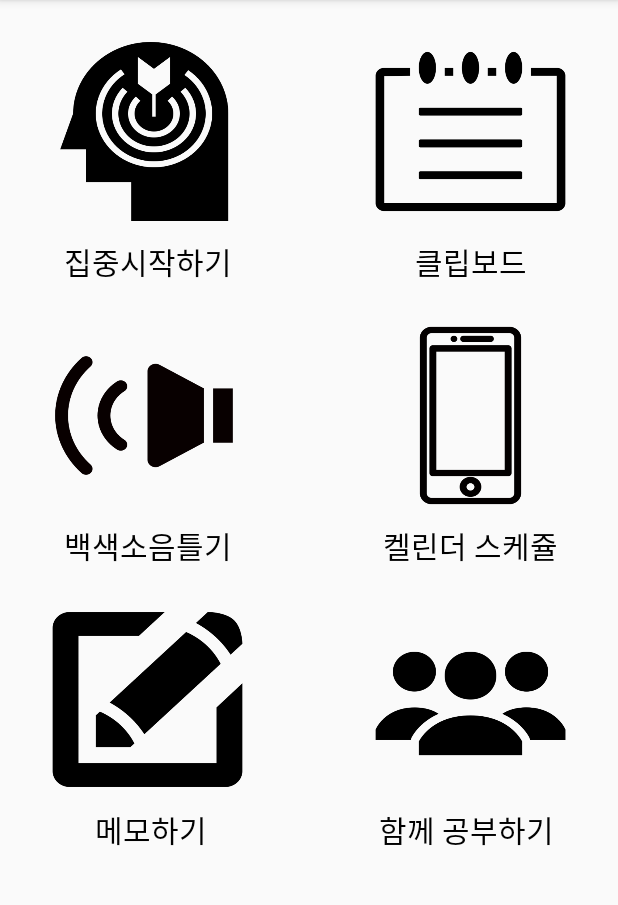
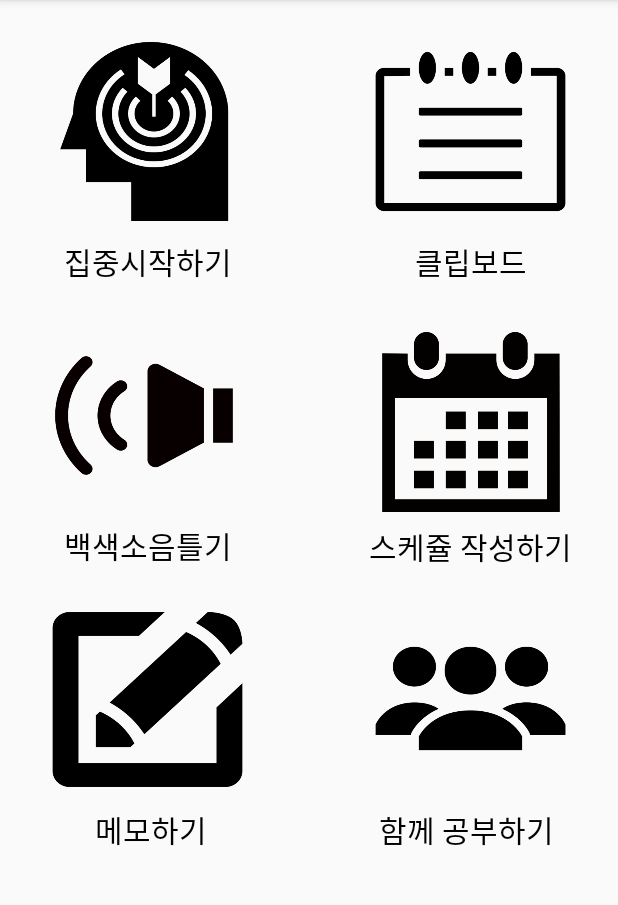
Before and after one commit to groovejumat/MyStudyHelper, an Android app: the screen it shows after launch (MainActivity), on a phone screen of 412 x 824 dp, the part 84-989 px from its top. Run offline under Robolectric (Android 15) with nearby library versions, the phone set to English and light mode, and no system bars.

Commit message:
Second Remedy

```diff
--- a/SampleRelativeLayout/app/src/main/java/org/techtown/samplerelativelayout/AddmemoActivity.java
+++ b/SampleRelativeLayout/app/src/main/java/org/techtown/samplerelativelayout/AddmemoActivity.java
@@ -143,7 +143,7 @@ public class AddmemoActivity extends AppCompatActivity {
                     finish();
                 }
                 else{
-                    Toast.makeText(getApplicationContext(), "제목을 한글자 이상 해주세요.", Toast.LENGTH_LONG).show();
+                    Toast.makeText(getApplicationContext(), "제목을 한글자 이상 입력해주세요.", Toast.LENGTH_LONG).show();
                 }
             }
         });
--- a/SampleRelativeLayout/app/src/main/java/org/techtown/samplerelativelayout/MainActivity.java
+++ b/SampleRelativeLayout/app/src/main/java/org/techtown/samplerelativelayout/MainActivity.java
@@ -17,30 +17,30 @@ public class MainActivity extends AppCompatActivity {
         super.onCreate(savedInstanceState);
         setContentView(R.layout.activity_main);
 
-        final Dialog dialog2 = new Dialog(MainActivity.this);
-        dialog2.setContentView(R.layout.registerdialog);
-        //final EditText text1 = (EditText) dialog2.findViewById(R.id.image_url);
-
-        Button dbutton1 = (Button) dialog2.findViewById(R.id.cancel);
-        dbutton1.setOnClickListener(new View.OnClickListener(){
-            @Override
-            public void onClick(View view) {
-
-                dialog2.dismiss();   //다이얼로그를 닫는 메소드입니다.
-            }
-        });
-
-
-        Button dbutton2 = (Button) dialog2.findViewById(R.id.ok);
-        dbutton2.setOnClickListener(new View.OnClickListener(){
-            @Override
-            public void onClick(View view) {
-                Intent intent = new Intent(getApplicationContext(),LoginmainActivity.class);
-                startActivity(intent);//액티비티 띄우기
-            }
-        });
-
-        dialog2.show();
+//        final Dialog dialog2 = new Dialog(MainActivity.this);
+//        dialog2.setContentView(R.layout.registerdialog);
+//        //final EditText text1 = (EditText) dialog2.findViewById(R.id.image_url);
+//
+//        Button dbutton1 = (Button) dialog2.findViewById(R.id.cancel);
+//        dbutton1.setOnClickListener(new View.OnClickListener(){
+//            @Override
+//            public void onClick(View view) {
+//
+//                dialog2.dismiss();   //다이얼로그를 닫는 메소드입니다.
+//            }
+//        });
+//
+//
+//        Button dbutton2 = (Button) dialog2.findViewById(R.id.ok);
+//        dbutton2.setOnClickListener(new View.OnClickListener(){
+//            @Override
+//            public void onClick(View view) {
+//                Intent intent = new Intent(getApplicationContext(),LoginmainActivity.class);
+//                startActivity(intent);//액티비티 띄우기
+//            }
+//        });
+//
+//        dialog2.show();
 
 
 
--- a/SampleRelativeLayout/app/src/main/java/org/techtown/samplerelativelayout/MemomainActivity.java
+++ b/SampleRelativeLayout/app/src/main/java/org/techtown/samplerelativelayout/MemomainActivity.java
@@ -186,7 +186,7 @@ public class MemomainActivity extends AppCompatActivity{
                 //아이템을 클릭했을 때에 메모장에 대한 정보를 보내주어야 하니까, 해당 내용에 관련된 dic객체를 생성해서 보내준다.
                 Intent intent2 = new Intent(getApplication(), EditmemoActivity.class);
                 Dictionary dict = mArrayList.get(position);
-                Toast.makeText(getApplicationContext(), dict.getId() + ' ' + dict.getEnglish() + ' ' + dict.getKorean() + position, Toast.LENGTH_LONG).show();
+                //Toast.makeText(getApplicationContext(), dict.getId() + ' ' + dict.getEnglish() + ' ' + dict.getKorean() + position, Toast.LENGTH_LONG).show();
                 System.out.println("<<메모장 정보 확인>>");
                 System.out.println(dict.getId());
                 System.out.println(dict.getEnglish());
--- a/SampleRelativeLayout/app/src/main/res/layout/activity_addmemo.xml
+++ b/SampleRelativeLayout/app/src/main/res/layout/activity_addmemo.xml
@@ -15,6 +15,7 @@
         android:layout_marginTop="10dp"
         android:layout_marginRight="5dp"
         android:layout_marginBottom="0dp"
+        android:singleLine="true"
         android:ems="10"
         android:hint="제목을 입력해 주세요."
         android:inputType="textPersonName"
--- a/SampleRelativeLayout/app/src/main/res/layout/activity_main.xml
+++ b/SampleRelativeLayout/app/src/main/res/layout/activity_main.xml
@@ -58,11 +58,11 @@
     <Button
         android:id="@+id/appusage"
         style="@style/Widget.AppCompat.Button.Borderless"
-        android:layout_width="138dp"
-        android:layout_height="127dp"
-        android:layout_marginTop="24dp"
+        android:layout_width="120dp"
+        android:layout_height="120dp"
+        android:layout_marginTop="32dp"
         android:layout_marginBottom="8dp"
-        android:background="@drawable/cellphone"
+        android:background="@drawable/calendar"
         android:backgroundTint="#030000"
         android:hapticFeedbackEnabled="true"
         android:textColorLink="#00FFFFFF"
@@ -77,7 +77,7 @@
         android:layout_width="wrap_content"
         android:layout_height="wrap_content"
         android:layout_marginTop="8dp"
-        android:text="켈린더 스케쥴"
+        android:text="스케쥴 작성하기"
         android:textColor="#000000"
         android:textColorLink="#040404"
         android:textSize="20dp"
@@ -175,10 +175,9 @@
         style="@style/Widget.AppCompat.Button.Borderless"
         android:layout_width="138dp"
         android:layout_height="127dp"
-        android:layout_marginTop="24dp"
+        android:layout_marginTop="20dp"
         android:background="@drawable/people"
         app:layout_constraintEnd_toEndOf="@+id/appusage"
-        app:layout_constraintHorizontal_bias="0.0"
         app:layout_constraintStart_toStartOf="@+id/appusage"
         app:layout_constraintTop_toBottomOf="@+id/textView8" />
 
--- a/SampleRelativeLayout/app/src/main/res/layout/calendar_item_list.xml
+++ b/SampleRelativeLayout/app/src/main/res/layout/calendar_item_list.xml
@@ -37,8 +37,8 @@
         android:layout_marginTop="4dp"
         android:layout_marginEnd="4dp"
         android:layout_marginRight="5dp"
-        android:scaleX="0.80"
-        android:scaleY="0.80"
+        android:scaleX="0.90"
+        android:scaleY="0.90"
         android:scrollbarSize="5dp"
         android:textSize="10dp" />
 
--- a/SampleRelativeLayout/app/src/main/res/layout/recyclerfragment.xml
+++ b/SampleRelativeLayout/app/src/main/res/layout/recyclerfragment.xml
@@ -18,7 +18,7 @@
             android:ems="10"
             android:hint="해당 날짜에 할 일을 입력해주세요."
             android:inputType="textPersonName"
-            android:maxLength="30"
+            android:maxLength="25"
             android:textSize="15dp" />
 
         <Button
```
Also changed, not shown: SampleRelativeLayout/app/src/main/java/org/techtown/samplerelativelayout/FragmentDate.java (+11 -0 lines), SampleRelativeLayout/app/src/main/java/org/techtown/samplerelativelayout/PostmainActivity.java (+57 -22 lines), SampleRelativeLayout/app/src/main/res/layout/activity_memo_check.xml (+7 -5 lines), SampleRelativeLayout/app/src/main/res/layout/postdialog.xml (+5 -6 lines), SampleRelativeLayout/app/src/main/res/drawable-v24/calendar.png (added).
